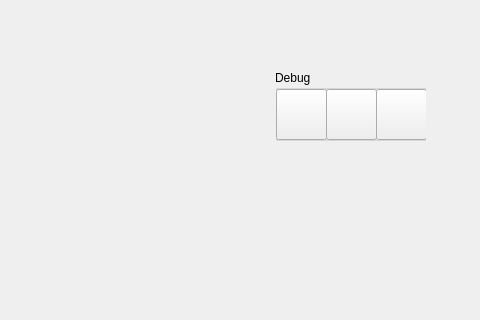
Old version of the form A9/mainwindow.ui in the repository DarkoAdair/Projects; both pictures show x 395 to 875 and y 0 to 320 of the 1446 by 724 pixel window.
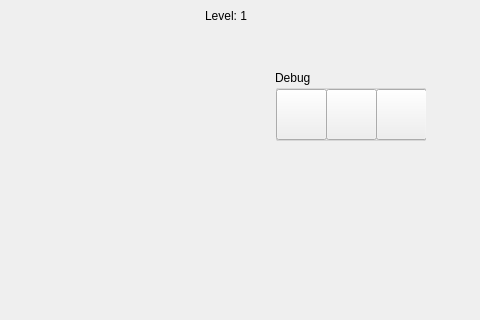
New version of the form. Icons and pictures are not drawn.

Commit message: Added level progression, character reset from death and finishing level, and

```diff
--- a/A9/mainwindow.ui
+++ b/A9/mainwindow.ui
@@ -326,6 +326,19 @@
      <bool>true</bool>
     </property>
    </widget>
+   <widget class="QLabel" name="levelLabel">
+    <property name="geometry">
+     <rect>
+      <x>600</x>
+      <y>0</y>
+      <width>71</width>
+      <height>31</height>
+     </rect>
+    </property>
+    <property name="text">
+     <string>Level: 1</string>
+    </property>
+   </widget>
    <zorder>playField</zorder>
    <zorder>lavaLabel</zorder>
    <zorder>goButton</zorder>
```
Left out of the diff: 1 changed line with no effect on the pictures. The commit also changes 5 other files.
